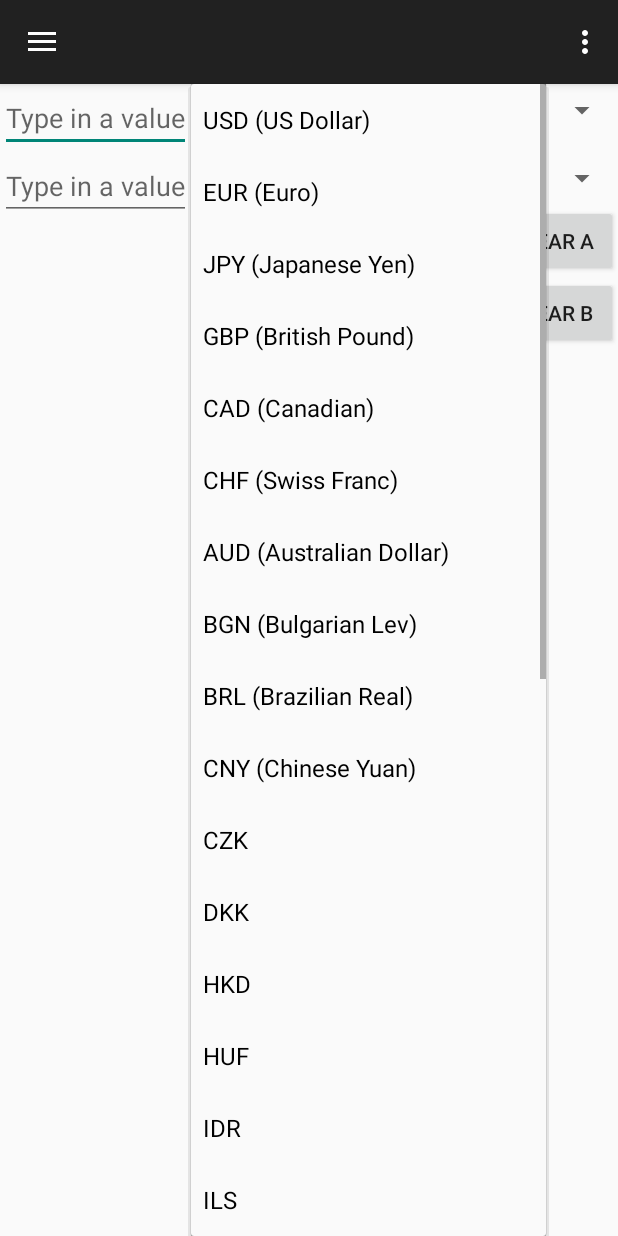
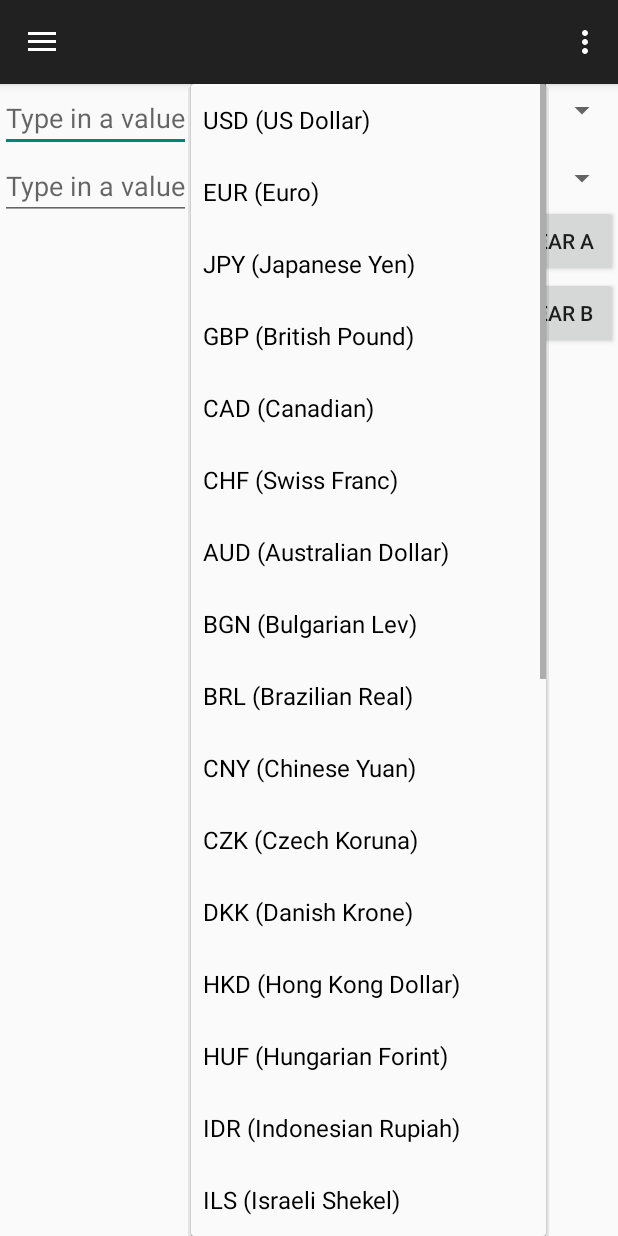
Before and after one commit to bryanlng/UnitConverter_2.0, an Android app: the fragment CurrencyFragment placed in its activity, after a tap on "USD (US Dollar)", on a phone screen of 412 x 824 dp. Run offline under Robolectric (Android 15) with nearby library versions, the phone set to English and light mode, and no system bars.

Commit message:
Changed all the names so that they're not just abbreviations Found issue By changing all the names ==> No longer recognizing in hashmap Ex: "USD (US Dollar)" != "USD" Thus, we have to take the first 3 characters only

```diff
--- a/app/src/main/res/values/strings.xml
+++ b/app/src/main/res/values/strings.xml
@@ -154,6 +154,39 @@
         <item>BGN (Bulgarian Lev)</item>
         <item>BRL (Brazilian Real)</item>
         <item>CNY (Chinese Yuan)</item>
+        <item>CZK (Czech Koruna)</item>
+        <item>DKK (Danish Krone)</item>
+        <item>HKD (Hong Kong Dollar)</item>
+        <item>HUF (Hungarian Forint)</item>
+        <item>IDR (Indonesian Rupiah)</item>
+        <item>ILS (Israeli Shekel)</item>
+        <item>INR (Indian Rupee)</item>
+        <item>KRW (South Korean Won)</item>
+        <item>MXN (Mexican Peso)</item>
+        <item>MYR (Malaysian Ringgit)</item>
+        <item>NOK (Norwegian Krone)</item>
+        <item>NZD (New Zealand Dollar)</item>
+        <item>PHP (Philippine Peso)</item>
+        <item>PLN (Polish Zloty)</item>
+        <item>RON (Romanian Leu)</item>
+        <item>RUB (Russian Ruble)</item>
+        <item>SEK (Swedish Krona)</item>
+        <item>SGD (Singapore Dollar)</item>
+        <item>THB (Thai Baht)</item>
+        <item>TRY (Turkish Lira)</item>
+        <item>ZAR (South African Rand)</item>
+    </string-array>
+    <string-array name="currencies_abbrev">
+        <item>USD</item>
+        <item>EUR</item>
+        <item>JPY</item>
+        <item>GBP</item>
+        <item>CAD</item>
+        <item>CHF</item>
+        <item>AUD</item>
+        <item>BGN</item>
+        <item>BRL</item>
+        <item>CNY</item>
         <item>CZK</item>
         <item>DKK</item>
         <item>HKD</item>
```
Also changed, not shown: app/src/main/java/com/example/bryan/unitconverter20/CurrencyFragment.java (+15 -9 lines).
